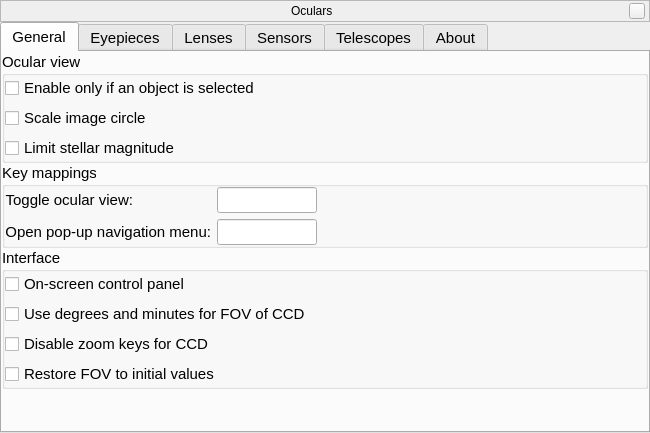
This is plugins/Oculars/src/gui/ocularDialog.ui in 519984307/stellarium_src as Qt 5 draws it before an edit. The edited form follows.
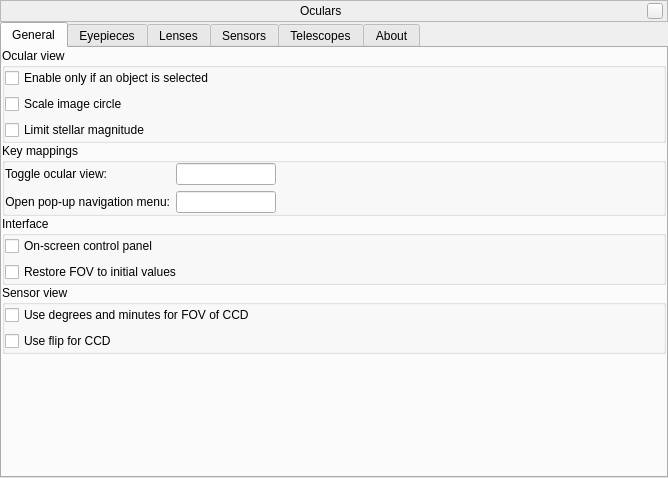
This is the edited form. Icons and pictures are not drawn. Custom widgets are drawn as their Qt base class.

Commit message: Some improvements for sensors view

Diff of the .ui file:
```diff
--- a/plugins/Oculars/src/gui/ocularDialog.ui
+++ b/plugins/Oculars/src/gui/ocularDialog.ui
@@ -6,8 +6,8 @@
    <rect>
     <x>0</x>
     <y>0</y>
-    <width>650</width>
-    <height>433</height>
+    <width>668</width>
+    <height>478</height>
    </rect>
   </property>
   <property name="sizePolicy">
@@ -152,11 +152,6 @@
       </property>
       <item>
        <widget class="QTabWidget" name="Tabs">
-        <property name="font">
-         <font>
-          <pointsize>11</pointsize>
-         </font>
-        </property>
         <property name="currentIndex">
          <number>0</number>
         </property>
@@ -338,23 +333,6 @@
                </property>
               </widget>
              </item>
-             <item>
-              <widget class="QCheckBox" name="checkBoxDecimalDegrees">
-               <property name="text">
-                <string>Use degrees and minutes for FOV of CCD</string>
-               </property>
-              </widget>
-             </item>
-             <item>
-              <widget class="QCheckBox" name="checkBoxSensorsZooming">
-               <property name="toolTip">
-                <string>Please enable it for avoiding of flips the whole sky from the telescope's settings.</string>
-               </property>
-               <property name="text">
-                <string>Disable zoom keys for CCD</string>
-               </property>
-              </widget>
-             </item>
              <item>
               <widget class="QCheckBox" name="checkBoxInitialFOV">
                <property name="toolTip">
@@ -368,6 +346,44 @@
             </layout>
            </widget>
           </item>
+          <item>
+           <widget class="QGroupBox" name="groupBoxSensorOptions">
+            <property name="title">
+             <string>Sensor view</string>
+            </property>
+            <layout class="QVBoxLayout" name="verticalLayout_11">
+             <property name="leftMargin">
+              <number>0</number>
+             </property>
+             <property name="topMargin">
+              <number>0</number>
+             </property>
+             <property name="rightMargin">
+              <number>0</number>
+             </property>
+             <property name="bottomMargin">
+              <number>0</number>
+             </property>
+             <item>
+              <widget class="QCheckBox" name="checkBoxDecimalDegrees">
+               <property name="text">
+                <string>Use degrees and minutes for FOV of CCD</string>
+               </property>
+              </widget>
+             </item>
+             <item>
+              <widget class="QCheckBox" name="checkBoxUseFlipForCCD">
+               <property name="toolTip">
+                <string>This setting will allow to flip CCD with telescope, who has flip setting</string>
+               </property>
+               <property name="text">
+                <string>Use flip for CCD</string>
+               </property>
+              </widget>
+             </item>
+            </layout>
+           </widget>
+          </item>
           <item>
            <spacer name="verticalSpacer_3">
             <property name="orientation">
```
The commit also changes 4 other files.
